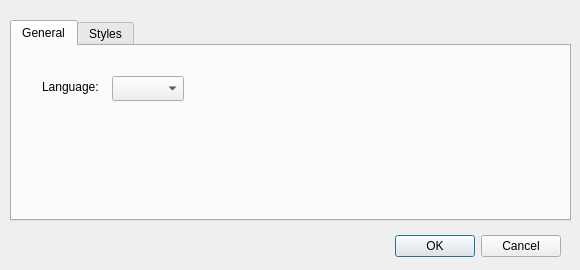
Above: src/layouts/ui/settings.ui from daniil-loban/speedykeys before the change. Below: the same form after it.
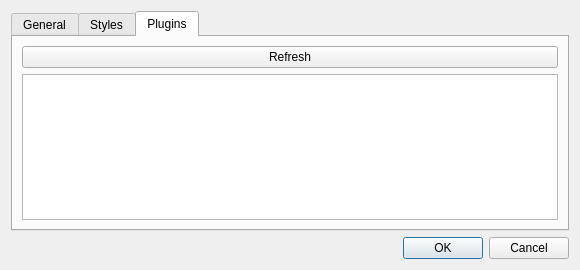
That is the form after the change. The open tabs and pages were chosen to show the change. Custom widgets are drawn as their Qt base class.

Commit message: feat: add plugin manager, first plugin, write own application class

The edit to the form file:
```diff
--- a/src/layouts/ui/settings.ui
+++ b/src/layouts/ui/settings.ui
@@ -25,34 +25,9 @@
   <property name="windowTitle">
    <string>Preferences</string>
   </property>
-  <widget class="QDialogButtonBox" name="buttonBox">
-   <property name="geometry">
-    <rect>
-     <x>220</x>
-     <y>230</y>
-     <width>341</width>
-     <height>32</height>
-    </rect>
-   </property>
-   <property name="orientation">
-    <enum>Qt::Horizontal</enum>
-   </property>
-   <property name="standardButtons">
-    <set>QDialogButtonBox::Cancel|QDialogButtonBox::Ok</set>
-   </property>
-   <property name="centerButtons">
-    <bool>false</bool>
-   </property>
-  </widget>
+  <layout class="QVBoxLayout" name="verticalLayout">
+   <item>
   <widget class="QTabWidget" name="tabWidget">
-   <property name="geometry">
-    <rect>
-     <x>10</x>
-     <y>20</y>
-     <width>561</width>
-     <height>201</height>
-    </rect>
-   </property>
    <property name="currentIndex">
     <number>0</number>
    </property>
@@ -164,7 +139,39 @@
      </layout>
     </widget>
    </widget>
-  </widget>
+     <widget class="QWidget" name="tab_3">
+      <attribute name="title">
+       <string>Plugins</string>
+      </attribute>
+      <layout class="QVBoxLayout" name="verticalLayout_2">
+       <item>
+        <widget class="QPushButton" name="pushButton">
+         <property name="text">
+          <string>Refresh</string>
+         </property>
+        </widget>
+       </item>
+       <item>
+        <widget class="QListWidget" name="pluginsList"/>
+       </item>
+      </layout>
+     </widget>
+    </widget>
+   </item>
+   <item>
+    <widget class="QDialogButtonBox" name="buttonBox">
+     <property name="orientation">
+      <enum>Qt::Horizontal</enum>
+     </property>
+     <property name="standardButtons">
+      <set>QDialogButtonBox::Cancel|QDialogButtonBox::Ok</set>
+     </property>
+     <property name="centerButtons">
+      <bool>false</bool>
+     </property>
+    </widget>
+   </item>
+  </layout>
  </widget>
  <customwidgets>
   <customwidget>
```
Lines whose indentation alone changed are shown as unchanged. The commit also changes 10 other files.
